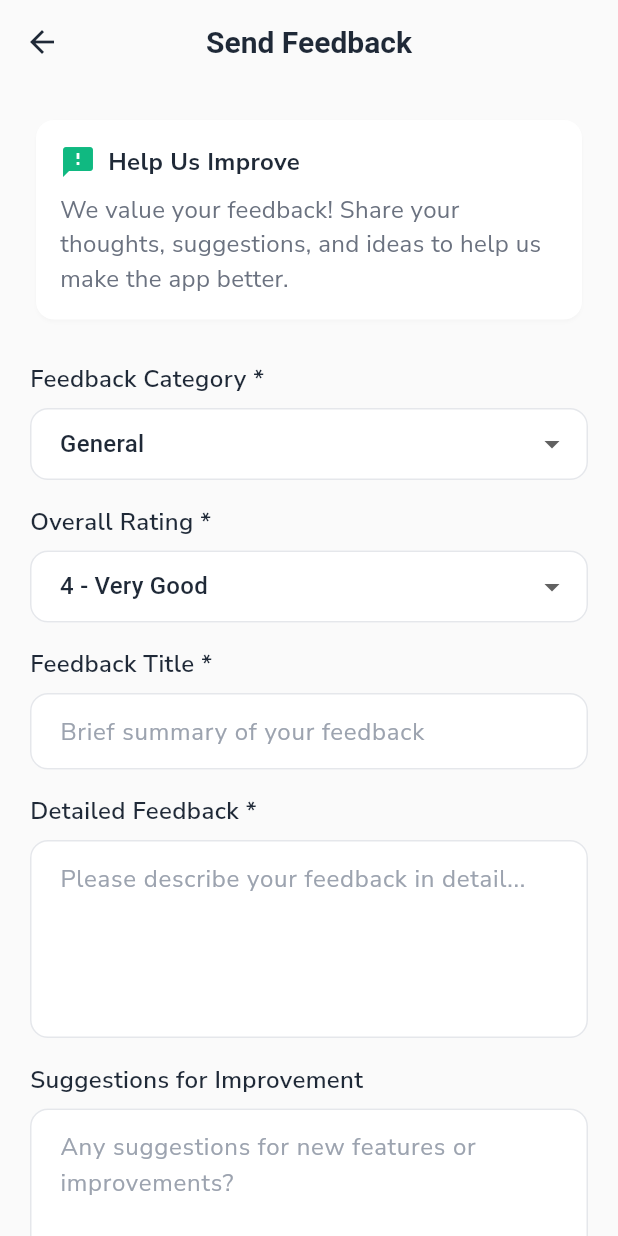
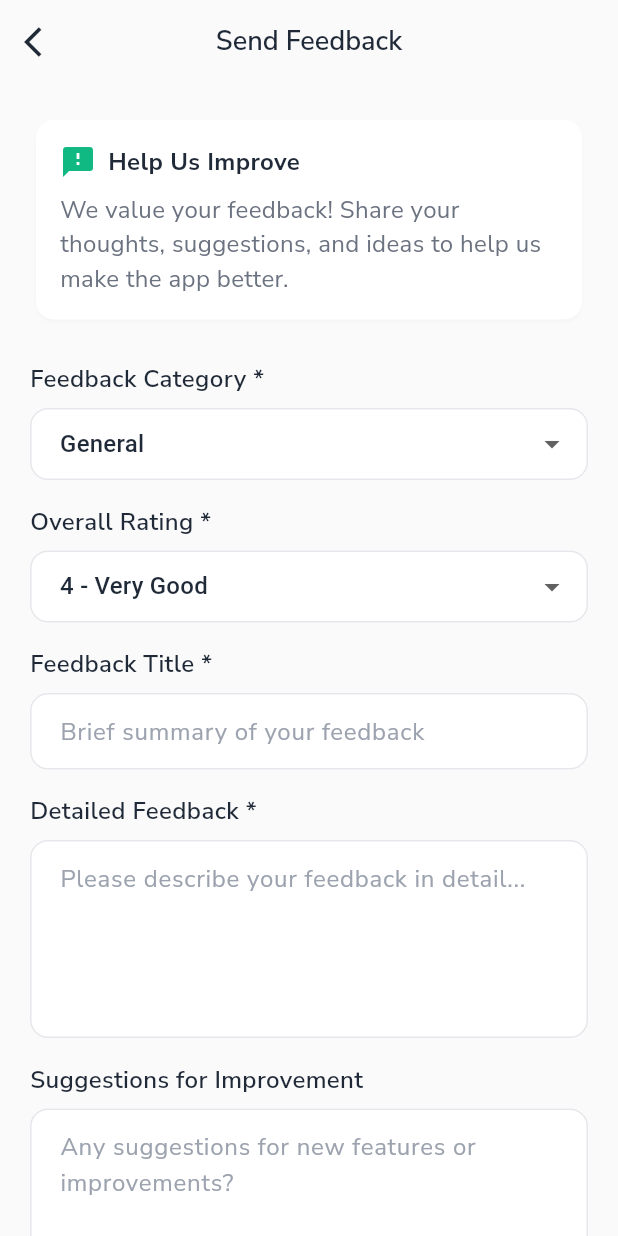
Before and after one commit to mahmoudal99/moctarnutrition, a Flutter app: the FeedbackScreen screen opened by its route, on a phone screen of 412 x 824 dp. Run offline on Flutter 3.47's test engine with Material 3 defaults, Android fonts, the phone set to English and light mode, and no system bars; our stand-ins replace auth_buttons, cached_network_image, cloud_firestore, confetti, firebase_auth, firebase_core and 18 more; missing offline and left inert: flutter_floating_bottom_bar, flutter_stripe, mobile_scanner, openfoodfacts; accounts and stored records are empty; project files that could hold a hidden picture were left out.

Commit message:
Add app bar title class

```diff
--- a/lib/features/profile/presentation/screens/bug_report_screen.dart
+++ b/lib/features/profile/presentation/screens/bug_report_screen.dart
@@ -5,6 +5,7 @@ import 'package:provider/provider.dart';
 import '../../../../core/constants/app_constants.dart';
 import '../../../../core/constants/email_templates.dart';
 import '../../../../shared/providers/auth_provider.dart';
+import '../../../../shared/widgets/app_bar_title.dart';
 
 class BugReportScreen extends StatefulWidget {
   const BugReportScreen({super.key});
@@ -55,11 +56,11 @@ class _BugReportScreenState extends State<BugReportScreen> {
     return Scaffold(
       backgroundColor: AppConstants.backgroundColor,
       appBar: AppBar(
-        title: const Text('Report a Bug'),
+        title: AppBarTitle(title: 'Report a Bug'),
         backgroundColor: AppConstants.backgroundColor,
         elevation: 0,
         leading: IconButton(
-          icon: const Icon(Icons.arrow_back),
+          icon: const Icon(Icons.arrow_back_ios),
           onPressed: () => Navigator.of(context).pop(),
         ),
       ),
--- a/lib/features/profile/presentation/screens/debug_settings_screen.dart
+++ b/lib/features/profile/presentation/screens/debug_settings_screen.dart
@@ -6,6 +6,7 @@ import '../../../../core/constants/app_constants.dart';
 import '../../../../shared/services/notification_service.dart';
 import '../../../../shared/providers/auth_provider.dart' as app_auth;
 import '../../../../shared/providers/workout_provider.dart';
+import '../../../../shared/widgets/app_bar_title.dart';
 
 class DebugSettingsScreen extends StatefulWidget {
   const DebugSettingsScreen({super.key});
@@ -299,7 +300,7 @@ class _DebugSettingsScreenState extends State<DebugSettingsScreen> {
     return Scaffold(
       backgroundColor: AppConstants.backgroundColor,
       appBar: AppBar(
-        title: const Text('Debug Settings'),
+        title: AppBarTitle(title: 'Debug Settings'),
         backgroundColor: AppConstants.surfaceColor,
         elevation: 0,
         iconTheme: const IconThemeData(color: AppConstants.textPrimary),
--- a/lib/features/profile/presentation/screens/feedback_screen.dart
+++ b/lib/features/profile/presentation/screens/feedback_screen.dart
@@ -1,3 +1,4 @@
+import 'package:champions_gym_app/shared/widgets/app_bar_title.dart';
 import 'package:flutter/material.dart';
 import 'package:url_launcher/url_launcher.dart';
 import 'package:provider/provider.dart';
@@ -56,11 +57,11 @@ class _FeedbackScreenState extends State<FeedbackScreen> {
     return Scaffold(
       backgroundColor: AppConstants.backgroundColor,
       appBar: AppBar(
-        title: const Text('Send Feedback'),
+        title: AppBarTitle(title: 'Send Feedback'),
         backgroundColor: AppConstants.backgroundColor,
         elevation: 0,
         leading: IconButton(
-          icon: const Icon(Icons.arrow_back),
+          icon: const Icon(Icons.arrow_back_ios),
           onPressed: () => Navigator.of(context).pop(),
         ),
       ),
@@ -151,8 +152,7 @@ class _FeedbackScreenState extends State<FeedbackScreen> {
               borderRadius: BorderRadius.all(Radius.circular(12)),
               borderSide: BorderSide(color: AppConstants.primaryColor),
             ),
-            contentPadding:
-                EdgeInsets.symmetric(horizontal: 16, vertical: 12),
+            contentPadding: EdgeInsets.symmetric(horizontal: 16, vertical: 12),
           ),
           items: _categories.map((String category) {
             return DropdownMenuItem<String>(
@@ -200,8 +200,7 @@ class _FeedbackScreenState extends State<FeedbackScreen> {
               borderRadius: BorderRadius.all(Radius.circular(12)),
               borderSide: BorderSide(color: AppConstants.primaryColor),
             ),
-            contentPadding:
-                EdgeInsets.symmetric(horizontal: 16, vertical: 12),
+            contentPadding: EdgeInsets.symmetric(horizontal: 16, vertical: 12),
           ),
           items: _ratings.map((String rating) {
             return DropdownMenuItem<String>(
@@ -250,8 +249,7 @@ class _FeedbackScreenState extends State<FeedbackScreen> {
               borderRadius: BorderRadius.all(Radius.circular(12)),
               borderSide: BorderSide(color: AppConstants.primaryColor),
             ),
-            contentPadding:
-                EdgeInsets.symmetric(horizontal: 16, vertical: 12),
+            contentPadding: EdgeInsets.symmetric(horizontal: 16, vertical: 12),
           ),
           validator: (value) {
             if (value == null || value.trim().isEmpty) {
@@ -290,8 +288,7 @@ class _FeedbackScreenState extends State<FeedbackScreen> {
               borderRadius: BorderRadius.all(Radius.circular(12)),
               borderSide: BorderSide(color: AppConstants.primaryColor),
             ),
-            contentPadding:
-                EdgeInsets.symmetric(horizontal: 16, vertical: 12),
+            contentPadding: EdgeInsets.symmetric(horizontal: 16, vertical: 12),
           ),
           validator: (value) {
             if (value == null || value.trim().isEmpty) {
@@ -330,8 +327,7 @@ class _FeedbackScreenState extends State<FeedbackScreen> {
               borderRadius: BorderRadius.all(Radius.circular(12)),
               borderSide: BorderSide(color: AppConstants.primaryColor),
             ),
-            contentPadding:
-                EdgeInsets.symmetric(horizontal: 16, vertical: 12),
+            contentPadding: EdgeInsets.symmetric(horizontal: 16, vertical: 12),
           ),
         ),
       ],
--- a/lib/features/profile/presentation/screens/help_center_screen.dart
+++ b/lib/features/profile/presentation/screens/help_center_screen.dart
@@ -1,3 +1,4 @@
+import 'package:champions_gym_app/shared/widgets/app_bar_title.dart';
 import 'package:flutter/material.dart';
 import 'package:flutter/services.dart';
 import '../../../../core/constants/app_constants.dart';
@@ -178,11 +179,11 @@ class _HelpCenterScreenState extends State<HelpCenterScreen> {
     return Scaffold(
       backgroundColor: AppConstants.backgroundColor,
       appBar: AppBar(
-        title: const Text('Help Center'),
+        title: AppBarTitle(title: 'Help Center'),
         backgroundColor: AppConstants.backgroundColor,
         elevation: 0,
         leading: IconButton(
-          icon: const Icon(Icons.arrow_back),
+          icon: const Icon(Icons.arrow_back_ios),
           onPressed: () => Navigator.of(context).pop(),
         ),
       ),
--- a/lib/features/profile/presentation/screens/privacy_policy_screen.dart
+++ b/lib/features/profile/presentation/screens/privacy_policy_screen.dart
@@ -1,3 +1,4 @@
+import 'package:champions_gym_app/shared/widgets/app_bar_title.dart';
 import 'package:flutter/material.dart';
 import 'package:go_router/go_router.dart';
 import '../../../../core/constants/app_constants.dart';
@@ -10,11 +11,11 @@ class PrivacyPolicyScreen extends StatelessWidget {
     return Scaffold(
       backgroundColor: AppConstants.backgroundColor,
       appBar: AppBar(
-        title: const Text('Privacy Policy'),
+        title: AppBarTitle(title: 'Privacy Policy'),
         backgroundColor: AppConstants.backgroundColor,
         elevation: 0,
         leading: IconButton(
-          icon: const Icon(Icons.arrow_back),
+          icon: const Icon(Icons.arrow_back_ios),
           onPressed: () => context.pop(),
         ),
       ),
```
